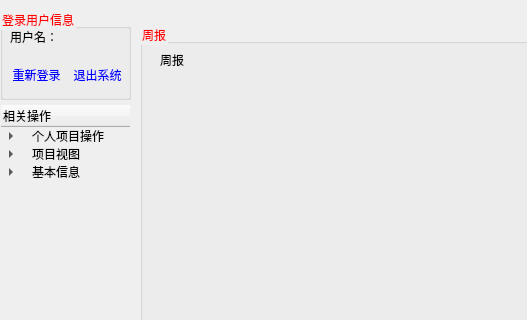
crawler-john/graduationProject, file SoftwareProManagement/mainwindow.ui: the form before one commit; both pictures show x 0 to 527 and y 0 to 320 of the 800 by 474 pixel window.
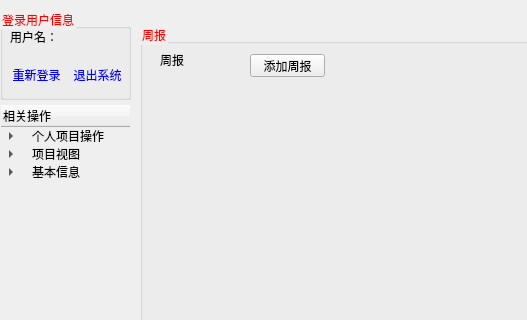
The form after the commit. The open tabs and pages were chosen to show the change. Icons and pictures are not drawn.

Commit message: 1.add daily GUI 2.add monthly GUI

Patch:
```diff
--- a/SoftwareProManagement/mainwindow.ui
+++ b/SoftwareProManagement/mainwindow.ui
@@ -530,6 +530,19 @@
         <string>周报</string>
        </property>
       </widget>
+      <widget class="QPushButton" name="btnAddDaily">
+       <property name="geometry">
+        <rect>
+         <x>110</x>
+         <y>30</y>
+         <width>75</width>
+         <height>23</height>
+        </rect>
+       </property>
+       <property name="text">
+        <string>添加周报</string>
+       </property>
+      </widget>
      </widget>
     </widget>
     <widget class="QWidget" name="page_8">
```
Left out of the diff: 2 changed lines with no effect on the pictures. The commit also changes 57 other files.
